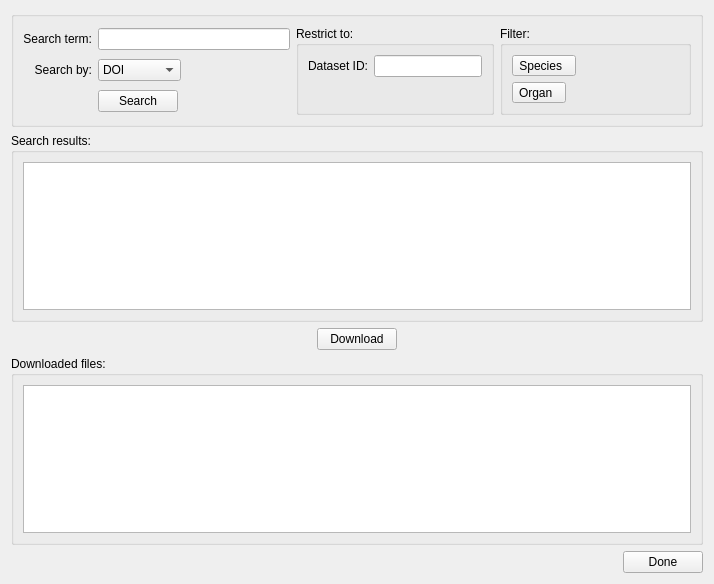
This is mapclientplugins/retrieveportaldatastep/qt/retrieveportaldatawidget.ui in mapclient-plugins/mapclientplugins.retrieveportaldatastep as Qt 5 draws it before an edit. The edited form follows.
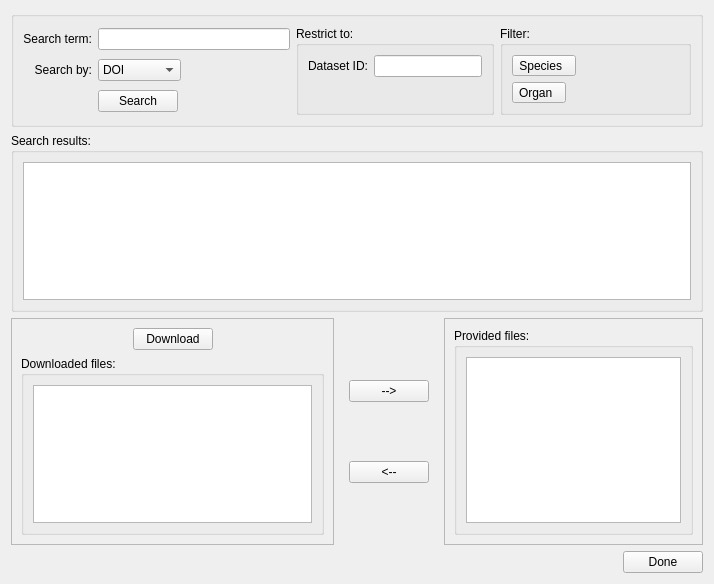
This is the edited form.

Commit message: Start adding in a way to set the desired output files for the step to provide.

Diff of the .ui file:
```diff
--- a/mapclientplugins/retrieveportaldatastep/qt/retrieveportaldatawidget.ui
+++ b/mapclientplugins/retrieveportaldatastep/qt/retrieveportaldatawidget.ui
@@ -13,7 +13,7 @@
   <property name="windowTitle">
    <string>Search tool</string>
   </property>
-  <layout class="QVBoxLayout" name="verticalLayout_5">
+  <layout class="QVBoxLayout" name="verticalLayout_9">
    <item>
     <widget class="QGroupBox" name="manifestGroupBox">
      <layout class="QGridLayout" name="gridLayout">
@@ -248,6 +248,23 @@
     </widget>
    </item>
    <item>
+    <layout class="QHBoxLayout" name="horizontalLayout_5">
+     <item>
+      <widget class="QFrame" name="frameDownload">
+       <property name="sizePolicy">
+        <sizepolicy hsizetype="Preferred" vsizetype="Preferred">
+         <horstretch>5</horstretch>
+         <verstretch>0</verstretch>
+        </sizepolicy>
+       </property>
+       <property name="frameShape">
+        <enum>QFrame::Shape::StyledPanel</enum>
+       </property>
+       <property name="frameShadow">
+        <enum>QFrame::Shadow::Raised</enum>
+       </property>
+       <layout class="QVBoxLayout" name="verticalLayout_6">
+        <item>
     <layout class="QHBoxLayout" name="horizontalLayout">
      <item>
       <spacer name="horizontalSpacer_5">
@@ -295,6 +312,118 @@
       </item>
      </layout>
     </widget>
+        </item>
+       </layout>
+      </widget>
+     </item>
+     <item>
+      <widget class="QFrame" name="frameTransfer">
+       <property name="sizePolicy">
+        <sizepolicy hsizetype="Preferred" vsizetype="Preferred">
+         <horstretch>1</horstretch>
+         <verstretch>0</verstretch>
+        </sizepolicy>
+       </property>
+       <property name="frameShape">
+        <enum>QFrame::Shape::NoFrame</enum>
+       </property>
+       <property name="frameShadow">
+        <enum>QFrame::Shadow::Plain</enum>
+       </property>
+       <layout class="QVBoxLayout" name="verticalLayout_8">
+        <item>
+         <spacer name="verticalSpacer_5">
+          <property name="orientation">
+           <enum>Qt::Orientation::Vertical</enum>
+          </property>
+          <property name="sizeHint" stdset="0">
+           <size>
+            <width>20</width>
+            <height>37</height>
+           </size>
+          </property>
+         </spacer>
+        </item>
+        <item>
+         <widget class="QPushButton" name="pushButtonTransferIn">
+          <property name="toolTip">
+           <string>Add selected file to list of provided files</string>
+          </property>
+          <property name="text">
+           <string>--&gt;</string>
+          </property>
+         </widget>
+        </item>
+        <item>
+         <spacer name="verticalSpacer_3">
+          <property name="orientation">
+           <enum>Qt::Orientation::Vertical</enum>
+          </property>
+          <property name="sizeHint" stdset="0">
+           <size>
+            <width>20</width>
+            <height>7</height>
+           </size>
+          </property>
+         </spacer>
+        </item>
+        <item>
+         <widget class="QPushButton" name="pushButtonTransferOut">
+          <property name="toolTip">
+           <string>Remove selected file to list of provided files</string>
+          </property>
+          <property name="text">
+           <string>&lt;--</string>
+          </property>
+         </widget>
+        </item>
+        <item>
+         <spacer name="verticalSpacer_4">
+          <property name="orientation">
+           <enum>Qt::Orientation::Vertical</enum>
+          </property>
+          <property name="sizeHint" stdset="0">
+           <size>
+            <width>20</width>
+            <height>37</height>
+           </size>
+          </property>
+         </spacer>
+        </item>
+       </layout>
+      </widget>
+     </item>
+     <item>
+      <widget class="QFrame" name="frameProvide">
+       <property name="sizePolicy">
+        <sizepolicy hsizetype="Preferred" vsizetype="Preferred">
+         <horstretch>4</horstretch>
+         <verstretch>0</verstretch>
+        </sizepolicy>
+       </property>
+       <property name="frameShape">
+        <enum>QFrame::Shape::StyledPanel</enum>
+       </property>
+       <property name="frameShadow">
+        <enum>QFrame::Shadow::Raised</enum>
+       </property>
+       <layout class="QVBoxLayout" name="verticalLayout_7">
+        <item>
+         <widget class="QGroupBox" name="groupBoxProvudedFiles">
+          <property name="title">
+           <string>Provided files:</string>
+          </property>
+          <layout class="QVBoxLayout" name="verticalLayout_5">
+           <item>
+            <widget class="QListView" name="listViewProvidedFiles"/>
+           </item>
+          </layout>
+         </widget>
+        </item>
+       </layout>
+      </widget>
+     </item>
+    </layout>
    </item>
    <item>
     <layout class="QHBoxLayout" name="horizontalLayout1">
```
Left out of the diff: 6 changed lines with no effect on the pictures. Lines whose indentation alone changed are shown as unchanged. The commit also changes 2 other files.
